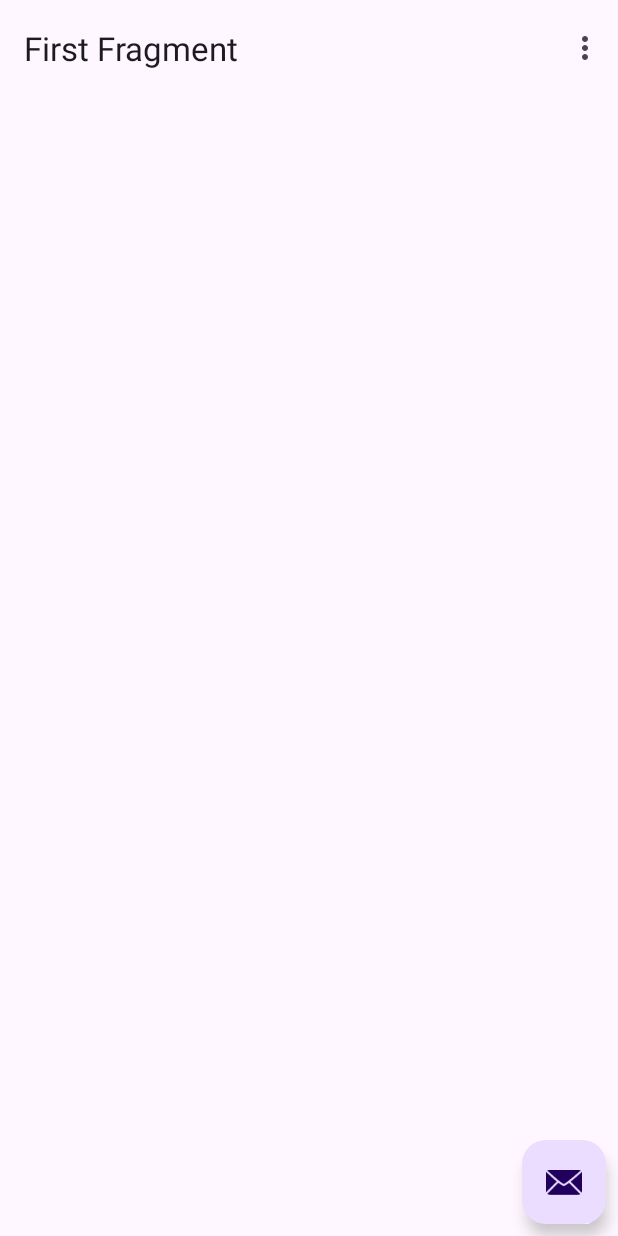
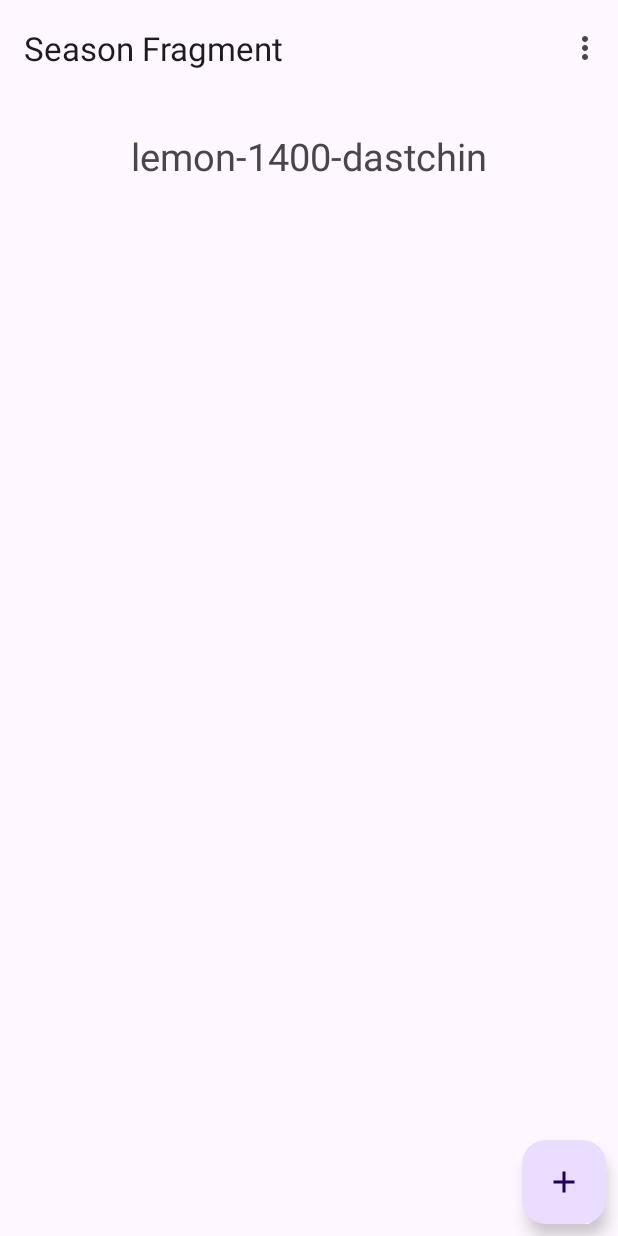
Before and after one commit to Alireza1Mohtaram/WorkingInfo, an Android app: the screen it shows after launch (MainActivity), in the options menu, after a tap on "Settings", on a phone screen of 412 x 824 dp. Run offline under Robolectric (Android 15) with nearby library versions, the phone set to English and light mode, and no system bars; our stand-ins replace Dagger/Hilt's generated code, Room's generated code, navigation-ui.

Commit message:
config and start

```diff
--- a/app/src/main/AndroidManifest.xml
+++ b/app/src/main/AndroidManifest.xml
@@ -12,9 +12,9 @@
         android:label="@string/app_name"
         android:roundIcon="@mipmap/ic_launcher_round"
         android:supportsRtl="true"
-        android:theme="@style/SplashScreenCustom"
         tools:targetApi="31">
         <activity
+            android:theme="@style/SplashScreenCustom"
             android:name=".MainActivity"
             android:exported="true">
             <intent-filter>
--- a/app/src/main/java/com/alireza/claculatework/MainActivity.kt
+++ b/app/src/main/java/com/alireza/claculatework/MainActivity.kt
@@ -31,7 +31,6 @@ class MainActivity : AppCompatActivity() {
         appBarConfiguration = AppBarConfiguration(navController.graph)
         setupActionBarWithNavController(navController, appBarConfiguration)
 
-
     }
 
     override fun onCreateOptionsMenu(menu: Menu): Boolean {
--- a/app/src/main/java/com/alireza/claculatework/ui/adapter/SeasonAdapter.kt
+++ b/app/src/main/java/com/alireza/claculatework/ui/adapter/SeasonAdapter.kt
@@ -3,13 +3,16 @@ package com.alireza.claculatework.ui.adapter
 import android.view.LayoutInflater
 import android.view.View
 import android.view.ViewGroup
+import android.widget.TextView
 import androidx.recyclerview.widget.DiffUtil
 import androidx.recyclerview.widget.ListAdapter
 import androidx.recyclerview.widget.RecyclerView
 import com.alireza.claculatework.R
 import com.alireza.claculatework.data.model.Season
 
-class SeasonAdapter : ListAdapter<Season, SeasonAdapter.SeasonViewHolderClass>(object :
+class SeasonAdapter(
+    private var onItemClicked: ((season: Season) -> Unit)
+) : ListAdapter<Season, SeasonAdapter.SeasonViewHolderClass>(object :
     DiffUtil.ItemCallback<Season?>() {
     override fun areItemsTheSame(oldItem: Season, newItem: Season): Boolean {
         return oldItem == newItem
@@ -20,12 +23,15 @@ class SeasonAdapter : ListAdapter<Season, SeasonAdapter.SeasonViewHolderClass>(o
     }
 }) {
     inner class SeasonViewHolderClass(itemView: View) : RecyclerView.ViewHolder(itemView) {
-        fun bind(position: Int) {
+        private val textView: TextView = itemView.findViewById(R.id.season_text)
 
+        fun bind(season: Season) {
+            textView.text = season.name
+            textView.setOnClickListener {
+                onItemClicked(season)
+            }
         }
-
     }
-
     override fun onCreateViewHolder(parent: ViewGroup, viewType: Int): SeasonViewHolderClass {
         val view =
             LayoutInflater.from(parent.context).inflate(R.layout.season_item_layout, parent, false)
@@ -33,7 +39,7 @@ class SeasonAdapter : ListAdapter<Season, SeasonAdapter.SeasonViewHolderClass>(o
     }
 
     override fun onBindViewHolder(holder: SeasonViewHolderClass, position: Int) {
-        holder.bind(position)
+        holder.bind(getItem(position))
     }
 
 }
--- a/app/src/main/java/com/alireza/claculatework/ui/day/DayFragment.kt
+++ b/app/src/main/java/com/alireza/claculatework/ui/day/DayFragment.kt
@@ -5,15 +5,14 @@ import androidx.fragment.app.Fragment
 import android.view.LayoutInflater
 import android.view.View
 import android.view.ViewGroup
-import androidx.navigation.fragment.findNavController
 import com.alireza.claculatework.R
-import com.alireza.claculatework.databinding.FragmentSecondBinding
+import com.alireza.claculatework.databinding.FragmentDayBinding
 import dagger.hilt.android.AndroidEntryPoint
 
 @AndroidEntryPoint
-class DayFragment : Fragment(R.layout.fragment_second) {
+class DayFragment : Fragment(R.layout.fragment_day) {
 
-    private var _binding: FragmentSecondBinding? = null
+    private var _binding: FragmentDayBinding? = null
 
     private val binding get() = _binding!!
 
@@ -22,7 +21,7 @@ class DayFragment : Fragment(R.layout.fragment_second) {
         savedInstanceState: Bundle?
     ): View? {
 
-        _binding = FragmentSecondBinding.inflate(inflater, container, false)
+        _binding = FragmentDayBinding.inflate(inflater, container, false)
         return binding.root
 
     }
--- a/app/src/main/java/com/alireza/claculatework/ui/season/SeasonFragment.kt
+++ b/app/src/main/java/com/alireza/claculatework/ui/season/SeasonFragment.kt
@@ -6,47 +6,52 @@ import androidx.fragment.app.Fragment
 import android.view.LayoutInflater
 import android.view.View
 import android.view.ViewGroup
+import android.widget.Toast
 import androidx.fragment.app.viewModels
-import androidx.lifecycle.Lifecycle
 import androidx.lifecycle.lifecycleScope
-import androidx.lifecycle.repeatOnLifecycle
 import androidx.navigation.findNavController
+import androidx.navigation.fragment.findNavController
+import androidx.recyclerview.widget.LinearLayoutManager
 import com.alireza.claculatework.R
-import com.alireza.claculatework.databinding.FragmentFirstBinding
+import com.alireza.claculatework.databinding.FragmentSeasonBinding
 import com.alireza.claculatework.ui.adapter.SeasonAdapter
 import dagger.hilt.android.AndroidEntryPoint
-import kotlinx.coroutines.Dispatchers
 import kotlinx.coroutines.flow.collect
 import kotlinx.coroutines.launch
-import kotlinx.coroutines.withContext
 
 
 @AndroidEntryPoint
-class SeasonFragment : Fragment(R.layout.fragment_first) {
+class SeasonFragment : Fragment(R.layout.fragment_season) {
 
-    private var _binding: FragmentFirstBinding? = null
-    private val viewModel:SeasonViewModel by viewModels()
-    private val adapter : SeasonAdapter by lazy { SeasonAdapter() }
+    private var _binding: FragmentSeasonBinding? = null
+    private val viewModel: SeasonViewModel by viewModels()
+    private val adapter: SeasonAdapter by lazy {
+        SeasonAdapter() {
+            //Toast.makeText(requireContext(),"${it.code}",Toast.LENGTH_LONG)
+            Log.d("data", it.code.toString())
+        }
+    }
     private val binding get() = _binding!!
 
     override fun onCreateView(
         inflater: LayoutInflater, container: ViewGroup?,
         savedInstanceState: Bundle?
     ): View? {
-        _binding = FragmentFirstBinding.inflate(inflater, container, false)
+        _binding = FragmentSeasonBinding.inflate(inflater, container, false)
         return binding.root
     }
 
     override fun onViewCreated(view: View, savedInstanceState: Bundle?) {
         super.onViewCreated(view, savedInstanceState)
 
+        initViews()
         lifecycleScope.launch {
             viewModel.getSeasons().collect {
-                Log.e("Data",it.size.toString())
+                adapter.submitList(it)
             }
         }
         binding.fab.setOnClickListener {
-            it.findNavController().navigate(R.id.action_FirstFragment_to_addSeasonFragment)
+            it.findNavController().navigate(R.id.action_SeasonFragment_to_addSeasonFragment)
         }
 
     }
@@ -55,4 +60,12 @@ class SeasonFragment : Fragment(R.layout.fragment_first) {
         super.onDestroyView()
         _binding = null
     }
+
+    fun initViews() {
+
+        // recyclerView
+        binding.recyclerView.adapter = adapter
+        binding.recyclerView.layoutManager = LinearLayoutManager(requireContext())
+
+    }
 }
--- /dev/null
+++ b/app/src/main/res/drawable/add.xml
@@ -0,0 +1,5 @@
+<vector android:height="24dp" android:tint="#FFFFFF"
+    android:viewportHeight="24" android:viewportWidth="24"
+    android:width="24dp" xmlns:android="http://schemas.android.com/apk/res/android">
+    <path android:fillColor="@android:color/white" android:pathData="M19,13h-6v6h-2v-6H5v-2h6V5h2v6h6v2z"/>
+</vector>
--- a/app/src/main/res/layout/fragment_first.xml
+++ b/app/src/main/res/layout/fragment_season.xml
@@ -27,7 +27,7 @@
         android:minHeight="48dp"
         app:layout_constraintBottom_toBottomOf="@+id/recyclerView"
         app:layout_constraintEnd_toEndOf="parent"
-        app:srcCompat="@android:drawable/ic_dialog_email" />
+        app:srcCompat="@drawable/add" />
 
 
 </androidx.constraintlayout.widget.ConstraintLayout>
--- a/app/src/main/res/layout/season_item_layout.xml
+++ b/app/src/main/res/layout/season_item_layout.xml
@@ -1,6 +1,14 @@
 <?xml version="1.0" encoding="utf-8"?>
 <androidx.constraintlayout.widget.ConstraintLayout xmlns:android="http://schemas.android.com/apk/res/android"
     android:layout_width="match_parent"
-    android:layout_height="match_parent">
+    android:layout_height="80dp">
+    <TextView
+        android:id="@+id/season_text"
+        android:layout_width="match_parent"
+        android:layout_height="match_parent"
+        android:textAlignment="center"
+        android:textSize="25sp"
+        android:gravity="center"
+        />
 
 </androidx.constraintlayout.widget.ConstraintLayout>
--- a/app/src/main/res/navigation/nav_graph.xml
+++ b/app/src/main/res/navigation/nav_graph.xml
@@ -3,30 +3,30 @@
     xmlns:app="http://schemas.android.com/apk/res-auto"
     xmlns:tools="http://schemas.android.com/tools"
     android:id="@+id/nav_graph"
-    app:startDestination="@id/FirstFragment">
+    app:startDestination="@id/SeasonFragment">
 
     <fragment
-        android:id="@+id/FirstFragment"
+        android:id="@+id/SeasonFragment"
         android:name="com.alireza.claculatework.ui.season.SeasonFragment"
         android:label="@string/first_fragment_label"
-        tools:layout="@layout/fragment_first">
+        tools:layout="@layout/fragment_season">
 
         <action
-            android:id="@+id/action_FirstFragment_to_SecondFragment"
-            app:destination="@id/SecondFragment" />
+            android:id="@+id/action_seasonFragment_to_DayFragment"
+            app:destination="@id/DayFragment" />
         <action
-            android:id="@+id/action_FirstFragment_to_addSeasonFragment"
+            android:id="@+id/action_SeasonFragment_to_addSeasonFragment"
             app:destination="@id/addSeasonFragment" />
     </fragment>
     <fragment
-        android:id="@+id/SecondFragment"
+        android:id="@+id/DayFragment"
         android:name="com.alireza.claculatework.ui.day.DayFragment"
         android:label="@string/second_fragment_label"
-        tools:layout="@layout/fragment_second">
+        tools:layout="@layout/fragment_day">
 
         <action
-            android:id="@+id/action_SecondFragment_to_FirstFragment"
-            app:destination="@id/FirstFragment" />
+            android:id="@+id/action_DayFragment_to_SeasonFragment"
+            app:destination="@id/SeasonFragment" />
     </fragment>
     <fragment
         android:id="@+id/addSeasonFragment"
@@ -34,7 +34,7 @@
         android:label="fragment_add_season"
         tools:layout="@layout/fragment_add_season" >
         <action
-            android:id="@+id/action_addSeasonFragment_to_FirstFragment"
-            app:destination="@id/FirstFragment" />
+            android:id="@+id/action_addSeasonFragment_to_DayFragment"
+            app:destination="@id/SeasonFragment" />
     </fragment>
 </navigation>
--- a/app/src/main/res/values/colors.xml
+++ b/app/src/main/res/values/colors.xml
@@ -3,13 +3,13 @@
     <color name="black">#FF000000</color>
     <color name="white">#FFFFFFFF</color>
 
-    <color name="primary_light">#9A67EA</color>
+    <color name="primary_light">#EAE5C0</color>
     <color name="primary_dark">#688f4e</color>
-    <color name="primary">#b1d182</color>
-    <color name="primary_row_data">#EFFFEB3B</color>
+    <color name="primary">#6C8B47</color>
+    <color name="primary_row_data">#F6CB18</color>
 
-    <color name="secondary">#b388ff</color>
-    <color name="secondary_light">#b388ff</color>
-    <color name="secondary_dark">#805acb</color>
+    <color name="secondary">#A7C684</color>
+    <color name="secondary_light">#9DBA7D</color>
+    <color name="secondary_dark">#9CC174</color>
 
 </resources>
--- a/app/src/main/res/values/strings.xml
+++ b/app/src/main/res/values/strings.xml
@@ -2,7 +2,7 @@
     <string name="app_name">FarmManager</string>
     <string name="action_settings">Settings</string>
     <!-- Strings used for fragments for navigation -->
-    <string name="first_fragment_label">First Fragment</string>
+    <string name="first_fragment_label">Season Fragment</string>
     <string name="second_fragment_label">Second Fragment</string>
     <string name="next">Next</string>
     <string name="previous">Previous</string>
--- a/app/src/main/res/values/styles.xml
+++ b/app/src/main/res/values/styles.xml
@@ -2,8 +2,6 @@
 <resources>
     <style name="SplashScreenCustom" parent="Theme.SplashScreen">
         <item name="android:windowBackground">@drawable/ic_launcher_background</item>
-        <item name="android:windowTranslucentStatus">true</item>
-        <item name="android:windowTranslucentNavigation">true</item>
-        <item name="postSplashScreenTheme">@style/Theme.ClaculateWork</item>
+        <item name="postSplashScreenTheme">@style/Theme.App</item>
     </style>
 </resources>
--- a/app/src/main/res/values/themes.xml
+++ b/app/src/main/res/values/themes.xml
@@ -3,7 +3,7 @@
     <style name="Base.Theme.ClaculateWork" parent="Theme.Material3.DayNight.NoActionBar">
     </style>
 
-    <style name="Theme.ClaculateWork" parent="Base.Theme.ClaculateWork" >
+    <style name="Theme.App" parent="Base.Theme.ClaculateWork" >
         <item name="colorPrimary">@color/primary</item>
         <item name="colorPrimaryVariant">@color/primary_dark</item>
         <item name="colorOnPrimary">@color/white</item>
```
Also changed, not shown: app/src/main/res/layout/fragment_day.xml (renamed from app/src/main/res/layout/fragment_second.xml).
